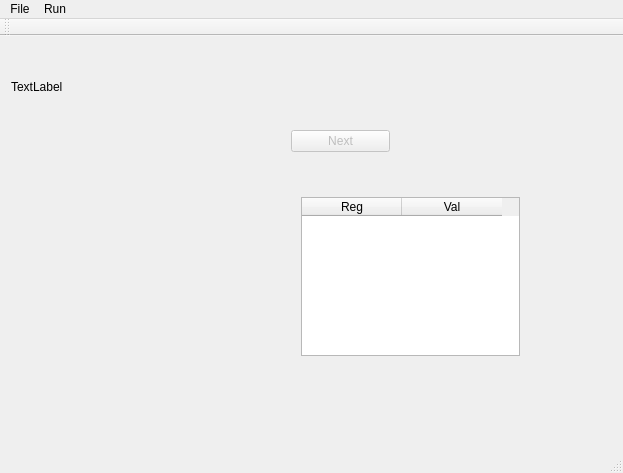
Before: the Qt Designer form src/mainwindow.ui in D3nn4/gb_emu, drawn with Qt 5.
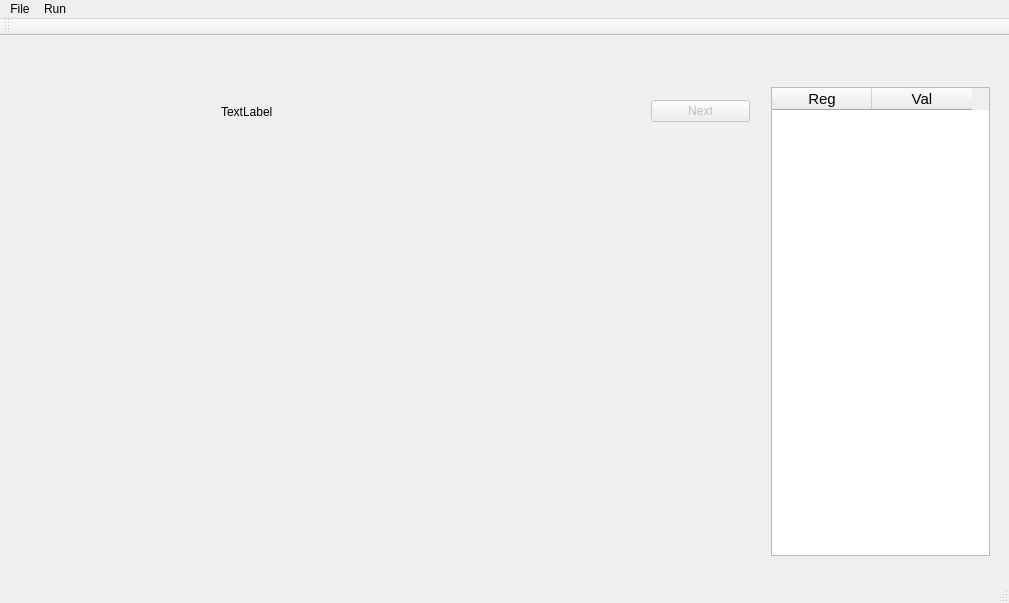
After: the same form once the commit is applied.

```diff
--- a/src/mainwindow.ui
+++ b/src/mainwindow.ui
@@ -6,8 +6,8 @@
    <rect>
     <x>0</x>
     <y>0</y>
-    <width>623</width>
-    <height>473</height>
+    <width>1009</width>
+    <height>603</height>
    </rect>
   </property>
   <property name="windowTitle">
@@ -17,8 +17,8 @@
    <widget class="QWidget" name="verticalLayoutWidget">
     <property name="geometry">
      <rect>
-      <x>280</x>
-      <y>70</y>
+      <x>640</x>
+      <y>40</y>
       <width>121</width>
       <height>71</height>
      </rect>
@@ -39,10 +39,10 @@
    <widget class="QWidget" name="verticalLayoutWidget_2">
     <property name="geometry">
      <rect>
-      <x>0</x>
-      <y>70</y>
-      <width>281</width>
-      <height>161</height>
+      <x>10</x>
+      <y>110</y>
+      <width>751</width>
+      <height>421</height>
      </rect>
     </property>
     <layout class="QVBoxLayout" name="verticalLayout_2"/>
@@ -69,10 +69,10 @@
    <widget class="QWidget" name="verticalLayoutWidget_4">
     <property name="geometry">
      <rect>
-      <x>0</x>
-      <y>30</y>
+      <x>210</x>
+      <y>50</y>
       <width>401</width>
-      <height>41</height>
+      <height>51</height>
      </rect>
     </property>
     <layout class="QVBoxLayout" name="verticalLayout_5">
@@ -88,15 +88,23 @@
    <widget class="QWidget" name="verticalLayoutWidget_5">
     <property name="geometry">
      <rect>
-      <x>290</x>
-      <y>150</y>
+      <x>760</x>
+      <y>40</y>
       <width>241</width>
-      <height>181</height>
+      <height>491</height>
      </rect>
     </property>
     <layout class="QVBoxLayout" name="verticalLayout_3">
      <item>
       <widget class="QTableWidget" name="registerTable">
+       <property name="font">
+        <font>
+         <pointsize>11</pointsize>
+        </font>
+       </property>
+       <property name="lineWidth">
+        <number>1</number>
+       </property>
        <column>
         <property name="text">
          <string>Reg</string>
@@ -126,7 +134,7 @@
     <rect>
      <x>0</x>
      <y>0</y>
-     <width>623</width>
+     <width>1009</width>
      <height>22</height>
     </rect>
    </property>
```
